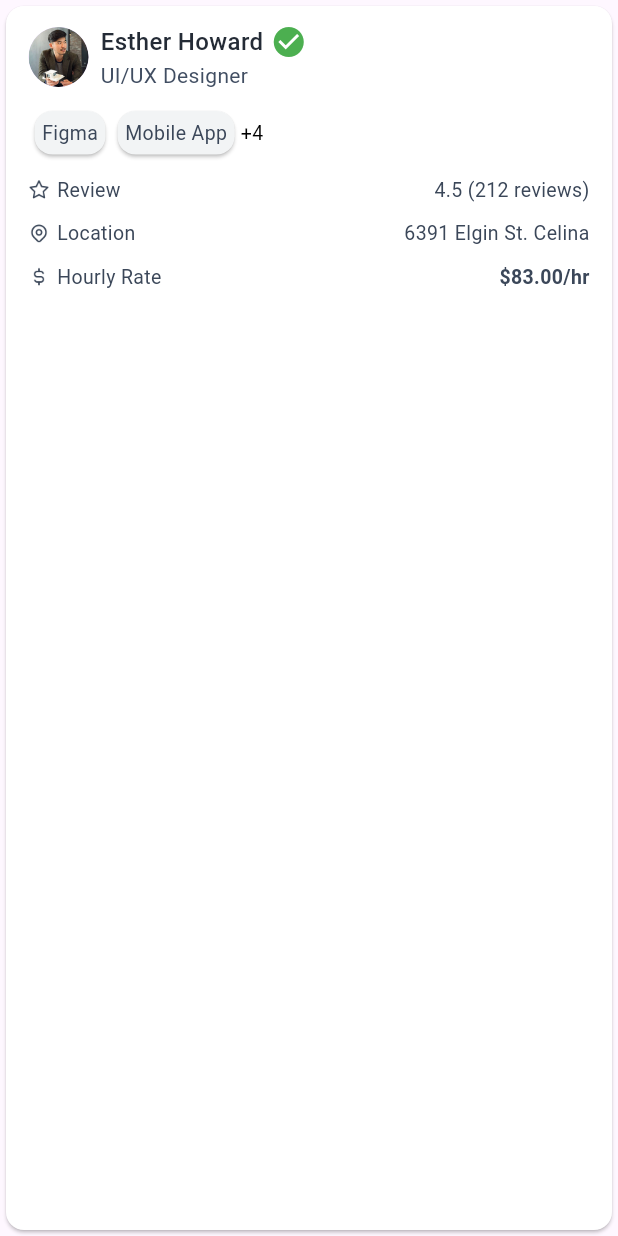
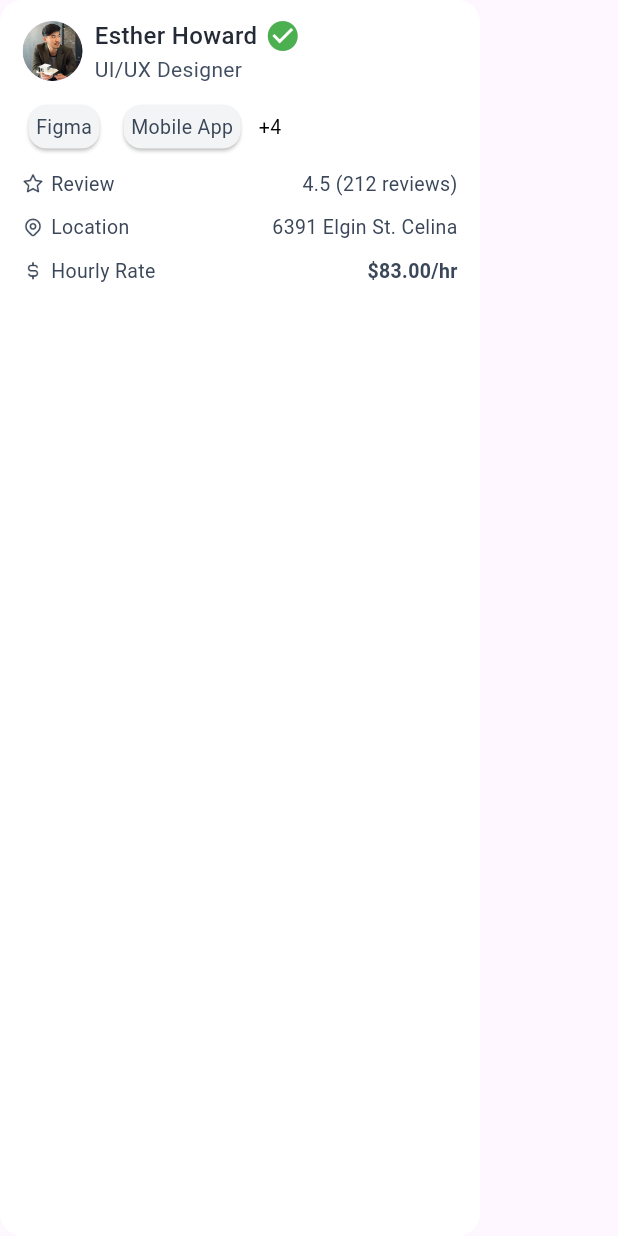
Before and after one commit to fahimshahariar09/xilancer_moobile_task, a Flutter app: the TopRatedViewCard widget shown alone on an empty page, opened directly, on a phone screen of 412 x 824 dp. Run offline on Flutter 3.47's test engine with Material 3 defaults, Android fonts, the light colour scheme and no system bars.

Commit message:
HomeScreen

```diff
--- a/lib/app/modules/home/view/widget/top_rated_view_card.dart
+++ b/lib/app/modules/home/view/widget/top_rated_view_card.dart
@@ -8,20 +8,19 @@ class TopRatedViewCard extends StatelessWidget {
 
   @override
   Widget build(BuildContext context) {
-    return Card(
-      color: Colors.white,
+    return Container(
+      width: 320,
+      decoration: BoxDecoration(
+        color: Colors.white,
+        borderRadius: BorderRadius.circular(15),
+      ),
       child: Padding(
-        padding: const EdgeInsets.symmetric(
-          horizontal: 15,
-          vertical: 12,
-        ),
+        padding: const EdgeInsets.symmetric(horizontal: 15, vertical: 12),
         child: Column(
           children: [
             Row(
               children: [
-                CircleAvatar(
-                  backgroundImage: AssetImage(AppImages.profile),
-                ),
+                CircleAvatar(backgroundImage: AssetImage(AppImages.profile)),
                 SizedBox(width: 8),
                 Column(
                   crossAxisAlignment: CrossAxisAlignment.start,
@@ -51,14 +50,13 @@ class TopRatedViewCard extends StatelessWidget {
             SizedBox(height: 10),
             Row(
               children: [
-                ContainerCardView(
-                  title: "Figma",
-                  color: Color(0xff3B4759),
-                ),
+                ContainerCardView(title: "Figma", color: Color(0xff3B4759)),
+                SizedBox(width: 8),
                 ContainerCardView(
                   title: "Mobile App",
                   color: Color(0xff3B4759),
                 ),
+                SizedBox(width: 8),
                 CustomText(title: "+4", fontSize: 13),
               ],
             ),
@@ -68,11 +66,7 @@ class TopRatedViewCard extends StatelessWidget {
               children: [
                 Row(
                   children: [
-                    Image.asset(
-                      AppImages.star,
-                      height: 14,
-                      width: 14,
-                    ),
+                    Image.asset(AppImages.star, height: 14, width: 14),
                     SizedBox(width: 5),
                     CustomText(
                       title: "Review",
@@ -96,11 +90,7 @@ class TopRatedViewCard extends StatelessWidget {
               children: [
                 Row(
                   children: [
-                    Image.asset(
-                      AppImages.location,
-                      height: 14,
-                      width: 14,
-                    ),
+                    Image.asset(AppImages.location, height: 14, width: 14),
                     SizedBox(width: 5),
                     CustomText(
                       title: "Location",
@@ -124,11 +114,7 @@ class TopRatedViewCard extends StatelessWidget {
               children: [
                 Row(
                   children: [
-                    Image.asset(
-                      AppImages.doller,
-                      height: 14,
-                      width: 14,
-                    ),
+                    Image.asset(AppImages.doller, height: 14, width: 14),
                     SizedBox(width: 5),
                     CustomText(
                       title: "Hourly Rate",
--- a/lib/common/app_images/app_images.dart
+++ b/lib/common/app_images/app_images.dart
@@ -5,7 +5,6 @@ class AppImages {
   static String explore = "assets/images/explore.png";
   static String popular = "assets/images/popular.png";
   ///////////////              Icons             /////////////
-  static String filter = "assets/icons/filter.png";
   static String digital = "assets/icons/digital.png";
   static String graphics = "assets/icons/graphics.png";
   static String web = "assets/icons/web.png";
```
Also changed, not shown: lib/app/modules/home/view/home_screen.dart (+25 -15 lines), assets/icons/filter.png (deleted).
